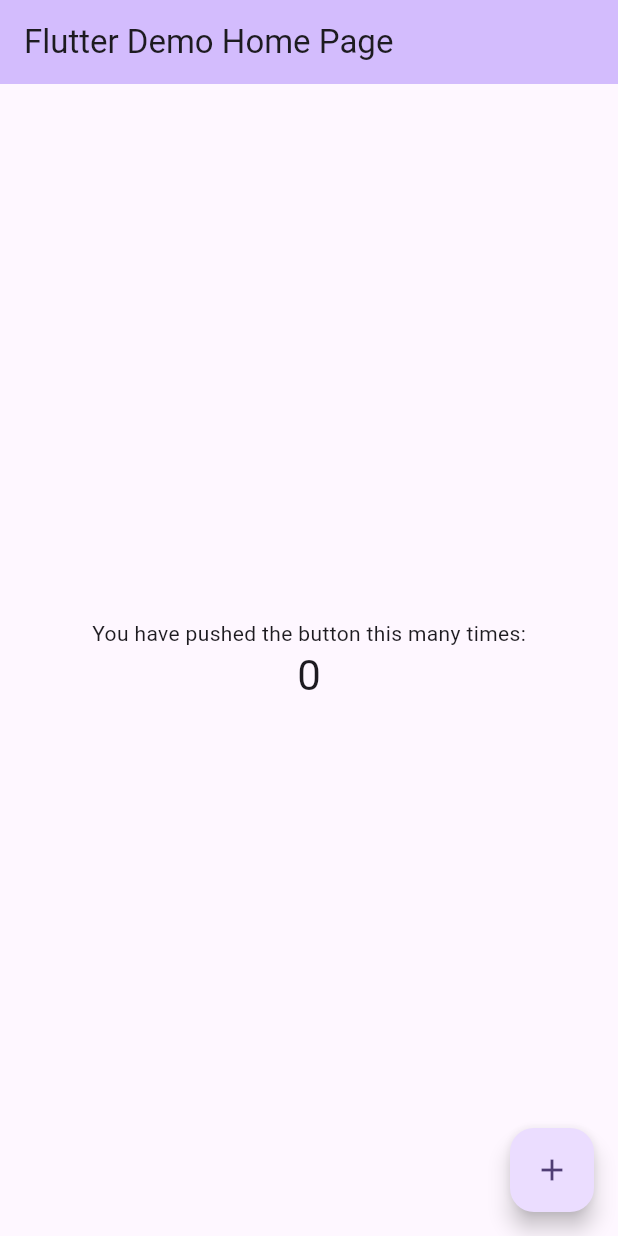
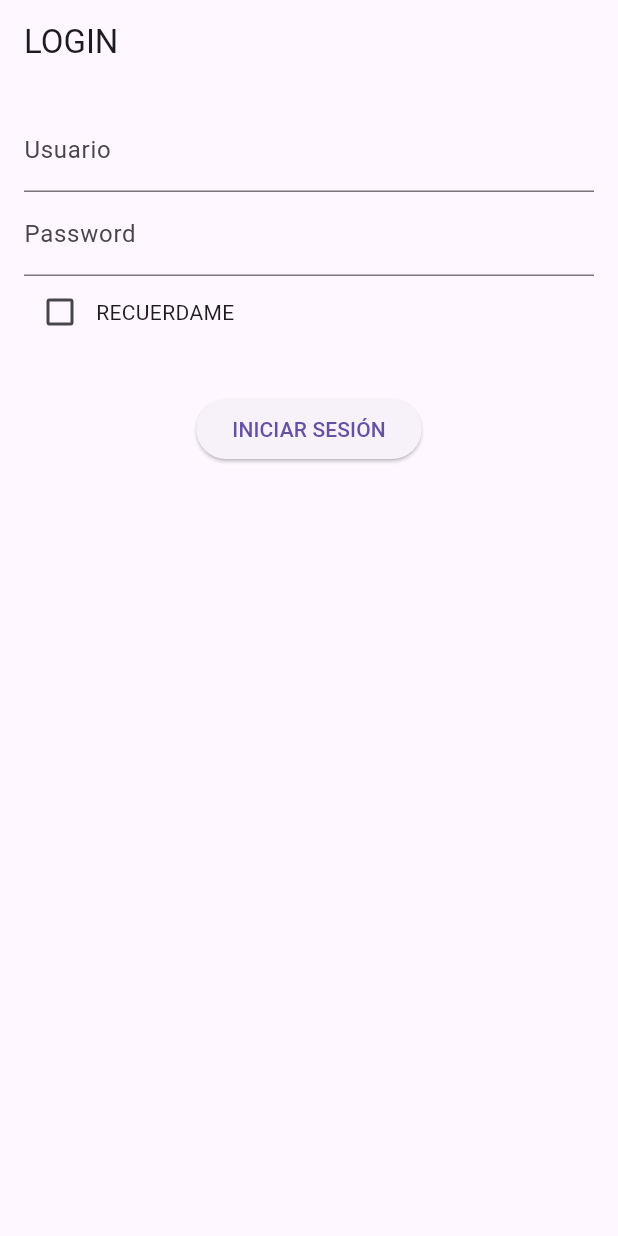
Before and after one commit to MiquelAngelmc/examen_final_molines_rec, a Flutter app: the screen it shows after launch, on a phone screen of 412 x 824 dp. Run offline on Flutter 3.47's test engine with Material 3 defaults, Android fonts, the light colour scheme and no system bars; our stand-ins replace shared_preferences.

Commit message:
Aplicació

```diff
--- a/lib/main.dart
+++ b/lib/main.dart
@@ -1,122 +1,19 @@
+// Main on s'inicialitzará l'aplicació i es cridarà la pantalla de login
+import 'package:examen_final_molines_rec/screens/login_screen.dart';
 import 'package:flutter/material.dart';
 
 void main() {
-  runApp(const MyApp());
+  runApp(MyApp());
 }
 
 class MyApp extends StatelessWidget {
-  const MyApp({super.key});
-
-  // This widget is the root of your application.
   @override
   Widget build(BuildContext context) {
     return MaterialApp(
-      title: 'Flutter Demo',
-      theme: ThemeData(
-        // This is the theme of your application.
-        //
-        // TRY THIS: Try running your application with "flutter run". You'll see
-        // the application has a purple toolbar. Then, without quitting the app,
-        // try changing the seedColor in the colorScheme below to Colors.green
-        // and then invoke "hot reload" (save your changes or press the "hot
-        // reload" button in a Flutter-supported IDE, or press "r" if you used
-        // the command line to start the app).
-        //
-        // Notice that the counter didn't reset back to zero; the application
-        // state is not lost during the reload. To reset the state, use hot
-        // restart instead.
-        //
-        // This works for code too, not just values: Most code changes can be
-        // tested with just a hot reload.
-        colorScheme: ColorScheme.fromSeed(seedColor: Colors.deepPurple),
-      ),
-      home: const MyHomePage(title: 'Flutter Demo Home Page'),
+      title: 'Examen Final Miquel Àngel Molines Colom',
+      theme: ThemeData(primarySwatch: Colors.blue),
+      // Ruta inicial
+      home: LoginScreen(),
     );
   }
 }
-
-class MyHomePage extends StatefulWidget {
-  const MyHomePage({super.key, required this.title});
-
-  // This widget is the home page of your application. It is stateful, meaning
-  // that it has a State object (defined below) that contains fields that affect
-  // how it looks.
-
-  // This class is the configuration for the state. It holds the values (in this
-  // case the title) provided by the parent (in this case the App widget) and
-  // used by the build method of the State. Fields in a Widget subclass are
-  // always marked "final".
-
-  final String title;
-
-  @override
-  State<MyHomePage> createState() => _MyHomePageState();
-}
-
-class _MyHomePageState extends State<MyHomePage> {
-  int _counter = 0;
-
-  void _incrementCounter() {
-    setState(() {
-      // This call to setState tells the Flutter framework that something has
-      // changed in this State, which causes it to rerun the build method below
-      // so that the display can reflect the updated values. If we changed
-      // _counter without calling setState(), then the build method would not be
-      // called again, and so nothing would appear to happen.
-      _counter++;
-    });
-  }
-
-  @override
-  Widget build(BuildContext context) {
-    // This method is rerun every time setState is called, for instance as done
-    // by the _incrementCounter method above.
-    //
-    // The Flutter framework has been optimized to make rerunning build methods
-    // fast, so that you can just rebuild anything that needs updating rather
-    // than having to individually change instances of widgets.
-    return Scaffold(
-      appBar: AppBar(
-        // TRY THIS: Try changing the color here to a specific color (to
-        // Colors.amber, perhaps?) and trigger a hot reload to see the AppBar
-        // change color while the other colors stay the same.
-        backgroundColor: Theme.of(context).colorScheme.inversePrimary,
-        // Here we take the value from the MyHomePage object that was created by
-        // the App.build method, and use it to set our appbar title.
-        title: Text(widget.title),
-      ),
-      body: Center(
-        // Center is a layout widget. It takes a single child and positions it
-        // in the middle of the parent.
-        child: Column(
-          // Column is also a layout widget. It takes a list of children and
-          // arranges them vertically. By default, it sizes itself to fit its
-          // children horizontally, and tries to be as tall as its parent.
-          //
-          // Column has various properties to control how it sizes itself and
-          // how it positions its children. Here we use mainAxisAlignment to
-          // center the children vertically; the main axis here is the vertical
-          // axis because Columns are vertical (the cross axis would be
-          // horizontal).
-          //
-          // TRY THIS: Invoke "debug painting" (choose the "Toggle Debug Paint"
-          // action in the IDE, or press "p" in the console), to see the
-          // wireframe for each widget.
-          mainAxisAlignment: MainAxisAlignment.center,
-          children: <Widget>[
-            const Text('You have pushed the button this many times:'),
-            Text(
-              '$_counter',
-              style: Theme.of(context).textTheme.headlineMedium,
-            ),
-          ],
-        ),
-      ),
-      floatingActionButton: FloatingActionButton(
-        onPressed: _incrementCounter,
-        tooltip: 'Increment',
-        child: const Icon(Icons.add),
-      ), // This trailing comma makes auto-formatting nicer for build methods.
-    );
-  }
-}
--- /dev/null
+++ b/lib/screens/login_screen.dart
@@ -0,0 +1,122 @@
+// Importacions de classes i packets necesaris per s'aplicació
+
+// Panta home
+import 'package:examen_final_molines_rec/screens/home_screen.dart';
+
+// Material
+import 'package:flutter/material.dart';
+
+// SharedPreferences per guardar les credencials
+import 'package:shared_preferences/shared_preferences.dart';
+
+// Classe login on es farà el login de l'usuari
+
+class LoginScreen extends StatefulWidget {
+  @override
+  _LoginScreenState createState() => _LoginScreenState();
+}
+
+class _LoginScreenState extends State<LoginScreen> {
+  final TextEditingController _userController = TextEditingController();
+  final TextEditingController _passController = TextEditingController();
+  bool _recuerdame = false;
+
+  @override
+  void initState() {
+    super.initState();
+    _loadCredentials();
+  }
+
+  // Utilitzar shared_preferences per carregar les credencials
+
+  Future<void> _loadCredentials() async {
+    SharedPreferences prefs = await SharedPreferences.getInstance();
+    bool remember = prefs.getBool('remember_me') ?? false;
+
+    if (remember) {
+      setState(() {
+        _recuerdame = true;
+        _userController.text = prefs.getString('username') ?? '';
+        _passController.text = prefs.getString('password') ?? '';
+      });
+    }
+  }
+
+  // Utiitzar shared_preferences amb el checkbox
+
+  Future<void> _saveCredentials() async {
+    SharedPreferences prefs = await SharedPreferences.getInstance();
+    if (_recuerdame) {
+      await prefs.setBool('remember_me', true);
+      await prefs.setString('username', _userController.text);
+      await prefs.setString('password', _passController.text);
+    } else {
+      await prefs.setBool('remember_me', false);
+      await prefs.remove('username');
+      await prefs.remove('password');
+    }
+  }
+
+  // Anar a la pantalla home després de fer login
+
+  void _login() async {
+    if (_userController.text.isNotEmpty && _passController.text.isNotEmpty) {
+      await _saveCredentials();
+      Navigator.pushReplacement(
+        context,
+        MaterialPageRoute(builder: (context) => HomeScreen()),
+      );
+    } else {
+      ScaffoldMessenger.of(context).showSnackBar(
+        SnackBar(content: Text("Introdueix usuari i contrasenya")),
+      );
+    }
+  }
+
+  // Dispose dels controladors
+
+  @override
+  void dispose() {
+    _userController.dispose();
+    _passController.dispose();
+    super.dispose();
+  }
+
+  @override
+  Widget build(BuildContext context) {
+    return Scaffold(
+      appBar: AppBar(title: Text("LOGIN")),
+      body: Padding(
+        padding: const EdgeInsets.all(16.0),
+        child: Column(
+          children: [
+            TextField(
+              controller: _userController,
+              decoration: InputDecoration(labelText: "Usuario"),
+            ),
+            TextField(
+              controller: _passController,
+              decoration: InputDecoration(labelText: "Password"),
+              obscureText: true,
+            ),
+            Row(
+              children: [
+                Checkbox(
+                  value: _recuerdame,
+                  onChanged: (bool? value) {
+                    setState(() {
+                      _recuerdame = value ?? false;
+                    });
+                  },
+                ),
+                Text("RECUERDAME"),
+              ],
+            ),
+            SizedBox(height: 30),
+            ElevatedButton(onPressed: _login, child: Text("INICIAR SESIÓN")),
+          ],
+        ),
+      ),
+    );
+  }
+}
--- a/pubspec.yaml
+++ b/pubspec.yaml
@@ -34,6 +34,8 @@ dependencies:
   # The following adds the Cupertino Icons font to your application.
   # Use with the CupertinoIcons class for iOS style icons.
   cupertino_icons: ^1.0.8
+  shared_preferences: ^2.5.2
+  http: ^1.3.0
 
 dev_dependencies:
   flutter_test:
```
Also changed, not shown: lib/models/joguina.dart (added, +64 -0 lines), lib/screens/add_joguina.dart (added, +136 -0 lines), lib/screens/home_screen.dart (added, +108 -0 lines), lib/screens/joguina_detail_screen.dart (added, +54 -0 lines), lib/services/joguina_service.dart (added, +62 -0 lines), pubspec.lock, 1 other file.
